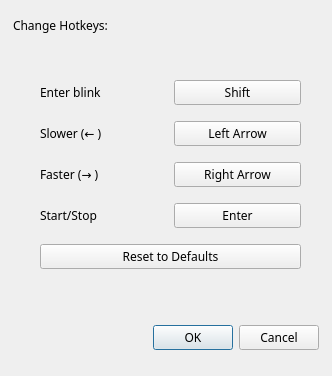
Before: the Qt Designer form OpenBlink/GuiProjectBackup/OpenBlink2/hotkeysdialogue.ui in KapitalRoser/OpenBlink, drawn with Qt 5.
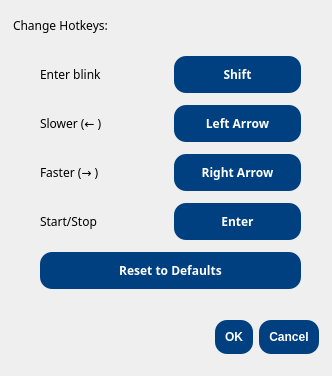
After: the same form once the commit is applied.

Diff of the .ui file:
```diff
--- a/OpenBlink/GuiProjectBackup/OpenBlink2/hotkeysdialogue.ui
+++ b/OpenBlink/GuiProjectBackup/OpenBlink2/hotkeysdialogue.ui
@@ -46,6 +46,26 @@
      <height>35</height>
     </rect>
    </property>
+   <property name="styleSheet">
+    <string notr="true">QPushButton{background-color: #004080;
+font: 9pt &quot;Century Gothic&quot;;
+color: white;
+font-weight: bold;
+border-radius:12px;
+padding:10px;
+}
+QPushButton:hover{
+background-color: #265d93;
+}
+QPushButton:pressed{
+background-color: #004080;
+}
+QPushButton:disabled{
+background-color:#e0e0e0;
+font-weight:normal;
+color:grey;
+}</string>
+   </property>
    <property name="orientation">
     <enum>Qt::Horizontal</enum>
    </property>
@@ -53,13 +73,13 @@
     <set>QDialogButtonBox::Cancel|QDialogButtonBox::Ok</set>
    </property>
   </widget>
-  <widget class="QWidget" name="">
+  <widget class="QWidget" name="layoutWidget">
    <property name="geometry">
     <rect>
      <x>40</x>
-     <y>70</y>
+     <y>50</y>
      <width>261</width>
-     <height>213</height>
+     <height>248</height>
     </rect>
    </property>
    <layout class="QGridLayout" name="inputGrid">
@@ -72,6 +92,26 @@
     </item>
     <item row="1" column="1">
      <widget class="QPushButton" name="slowerKeyButton">
+      <property name="styleSheet">
+       <string notr="true">QPushButton{background-color: #004080;
+font: 9pt &quot;Century Gothic&quot;;
+color: white;
+font-weight: bold;
+border-radius:12px;
+padding:10px;
+}
+QPushButton:hover{
+background-color: #265d93;
+}
+QPushButton:pressed{
+background-color: #004080;
+}
+QPushButton:disabled{
+background-color:#e0e0e0;
+font-weight:normal;
+color:grey;
+}</string>
+      </property>
       <property name="text">
        <string>Left Arrow</string>
       </property>
@@ -96,6 +136,26 @@
     </item>
     <item row="0" column="1">
      <widget class="QPushButton" name="blinkKeyButton">
+      <property name="styleSheet">
+       <string notr="true">QPushButton{background-color: #004080;
+font: 9pt &quot;Century Gothic&quot;;
+color: white;
+font-weight: bold;
+border-radius:12px;
+padding:10px;
+}
+QPushButton:hover{
+background-color: #265d93;
+}
+QPushButton:pressed{
+background-color: #004080;
+}
+QPushButton:disabled{
+background-color:#e0e0e0;
+font-weight:normal;
+color:grey;
+}</string>
+      </property>
       <property name="text">
        <string>Shift</string>
       </property>
@@ -106,6 +166,26 @@
     </item>
     <item row="3" column="1">
      <widget class="QPushButton" name="startStopKeyButton">
+      <property name="styleSheet">
+       <string notr="true">QPushButton{background-color: #004080;
+font: 9pt &quot;Century Gothic&quot;;
+color: white;
+font-weight: bold;
+border-radius:12px;
+padding:10px;
+}
+QPushButton:hover{
+background-color: #265d93;
+}
+QPushButton:pressed{
+background-color: #004080;
+}
+QPushButton:disabled{
+background-color:#e0e0e0;
+font-weight:normal;
+color:grey;
+}</string>
+      </property>
       <property name="text">
        <string>Enter</string>
       </property>
@@ -116,6 +196,26 @@
     </item>
     <item row="4" column="0" colspan="2">
      <widget class="QPushButton" name="defaultResetButton">
+      <property name="styleSheet">
+       <string notr="true">QPushButton{background-color: #004080;
+font: 9pt &quot;Century Gothic&quot;;
+color: white;
+font-weight: bold;
+border-radius:12px;
+padding:10px;
+}
+QPushButton:hover{
+background-color: #265d93;
+}
+QPushButton:pressed{
+background-color: #004080;
+}
+QPushButton:disabled{
+background-color:#e0e0e0;
+font-weight:normal;
+color:grey;
+}</string>
+      </property>
       <property name="text">
        <string>Reset to Defaults</string>
       </property>
@@ -123,6 +223,26 @@
     </item>
     <item row="2" column="1">
      <widget class="QPushButton" name="fasterKeyButton">
+      <property name="styleSheet">
+       <string notr="true">QPushButton{background-color: #004080;
+font: 9pt &quot;Century Gothic&quot;;
+color: white;
+font-weight: bold;
+border-radius:12px;
+padding:10px;
+}
+QPushButton:hover{
+background-color: #265d93;
+}
+QPushButton:pressed{
+background-color: #004080;
+}
+QPushButton:disabled{
+background-color:#e0e0e0;
+font-weight:normal;
+color:grey;
+}</string>
+      </property>
       <property name="text">
        <string>Right Arrow</string>
       </property>
```
